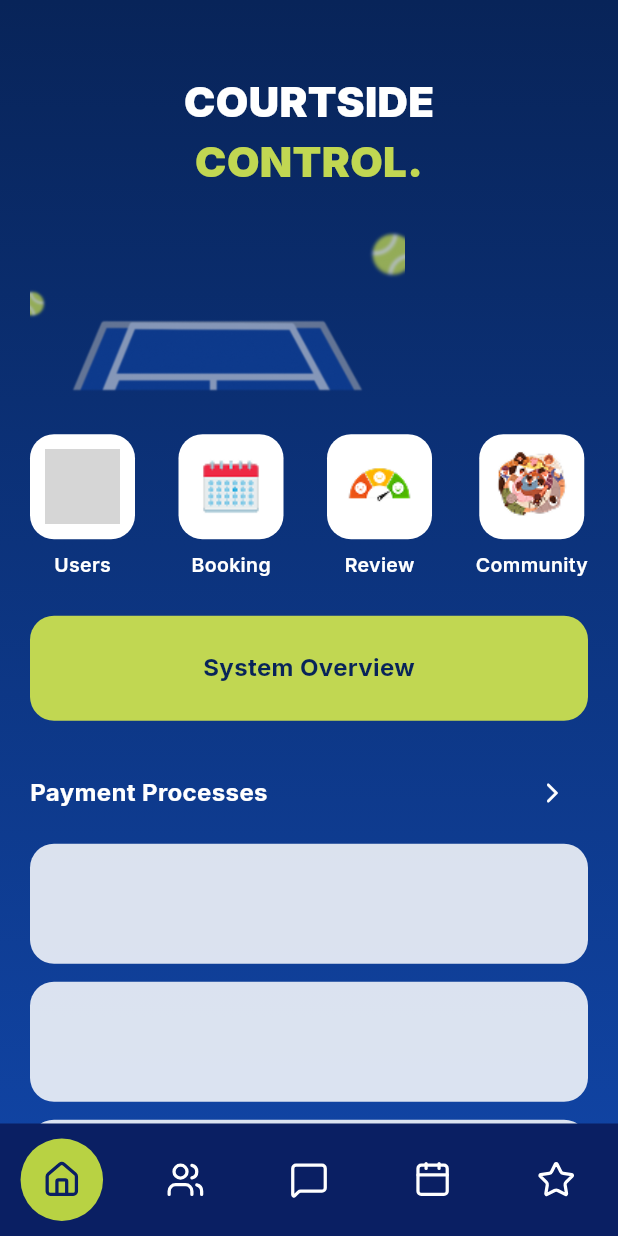
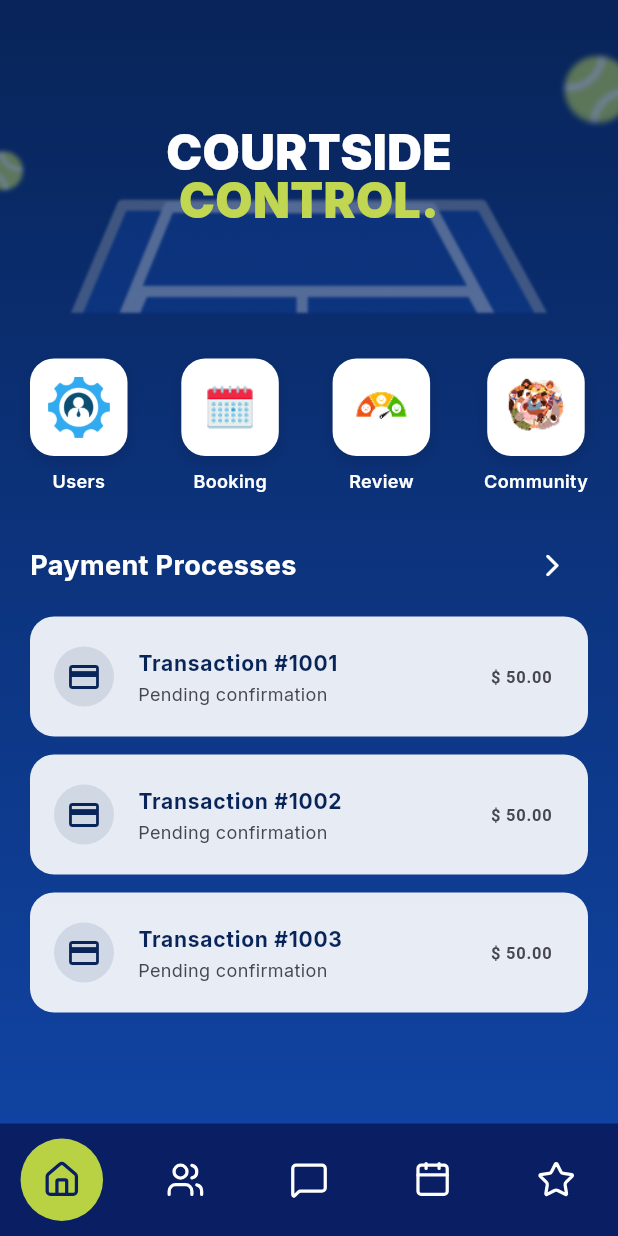
Before and after one commit to C10-2025/playserve-mobile, a Flutter app: the HomePageAdmin screen opened directly, on a phone screen of 412 x 824 dp. Run offline on Flutter 3.47's test engine with Material 3 defaults, Android fonts, the light colour scheme and no system bars; our stand-ins replace google_fonts, lucide_icons, shared_preferences; missing offline and left inert: pbp_django_auth; accounts and stored records are empty; grey boxes are pictures that could not be loaded.

Commit message:
ADMIN DONE

```diff
--- a/lib/authentication/screens/home_page.dart
+++ b/lib/authentication/screens/home_page.dart
@@ -22,7 +22,6 @@ class HomePage extends StatelessWidget {
                   const ProfileHeader(),
                   const SizedBox(height: 24),
 
-                  // 🎾 Slogan section
                   Center(
                     child: Column(
                       children: [
@@ -48,7 +47,6 @@ class HomePage extends StatelessWidget {
 
                   const SizedBox(height: 28),
 
-                  // 🔹 Feature buttons (Match, Booking, Review, Community)
                   Row(
                     mainAxisAlignment: MainAxisAlignment.spaceBetween,
                     children: [
@@ -73,7 +71,6 @@ class HomePage extends StatelessWidget {
 
                   const SizedBox(height: 24),
 
-                  // 🟩 Limegreen box section
                   Container(
                     height: 80,
                     width: double.infinity,
@@ -85,7 +82,6 @@ class HomePage extends StatelessWidget {
 
                   const SizedBox(height: 24),
 
-                  // ⚡ Popular Courts
                   Row(
                     mainAxisAlignment: MainAxisAlignment.spaceBetween,
                     children: [
@@ -106,7 +102,6 @@ class HomePage extends StatelessWidget {
                   ),
                   const SizedBox(height: 10),
 
-                  // Card placeholders
                   for (int i = 0; i < 3; i++)
                     Container(
                       height: 80,
@@ -124,7 +119,6 @@ class HomePage extends StatelessWidget {
           ),
         ),
 
-        // 🔻 Pakai navbar yang udah dibuat
         bottomNavigationBar: const MainNavbar(currentIndex: 0),
       ),
     );
--- a/lib/authentication/screens/home_page_admin.dart
+++ b/lib/authentication/screens/home_page_admin.dart
@@ -2,6 +2,7 @@ import 'package:flutter/material.dart';
 import 'package:google_fonts/google_fonts.dart';
 import 'package:playserve_mobile/global_theme.dart';
 import 'package:playserve_mobile/main_navbar_admin.dart';
+import 'package:playserve_mobile/profil/screens/delete_profile.dart';
 
 class HomePageAdmin extends StatelessWidget {
   const HomePageAdmin({super.key});
@@ -13,55 +14,72 @@ class HomePageAdmin extends StatelessWidget {
         backgroundColor: Colors.transparent,
         body: SafeArea(
           child: SingleChildScrollView(
-            padding: const EdgeInsets.symmetric(horizontal: 20, vertical: 24),
             child: Column(
-              crossAxisAlignment: CrossAxisAlignment.start,
+              crossAxisAlignment: CrossAxisAlignment.center,
               children: [
                 const SizedBox(height: 24),
 
-                // 🎾 Title Section
-                Center(
+                Stack(
+                  alignment: Alignment.center,
+                  children: [
+                    Opacity(
+                      opacity: 0.6,
+                      child: Image.asset(
+                        'assets/image/background.png',
+                        width: double.infinity,
+                        fit: BoxFit.fitWidth,
+                        errorBuilder: (context, error, stackTrace) {
+                          return const SizedBox(height: 150);
+                        },
+                      ),
+                    ),
+
+                    Padding(
+                      padding: const EdgeInsets.symmetric(vertical: 20),
                       child: Column(
                         children: [
                           Text(
                             "COURTSIDE",
                             style: GoogleFonts.inter(
-                          fontSize: 28,
+                              fontSize: 32,
                               fontWeight: FontWeight.w900,
                               color: Colors.white,
+                              height: 1.0,
                             ),
                           ),
                           Text(
                             "CONTROL.",
                             style: GoogleFonts.inter(
-                          fontSize: 28,
+                              fontSize: 32,
                               fontWeight: FontWeight.w900,
                               color: limegreen,
+                              height: 1.0,
                             ),
                           ),
                         ],
                       ),
                     ),
-
-                const SizedBox(height: 20),
-
-                Image.asset(
-                  'assets/image/background.png',
-                  width: 250,
-                  fit: BoxFit.contain,
+                  ],
                 ),
 
                 const SizedBox(height: 28),
 
-                // 🔹 Feature Buttons (Admin Tools)
+                Padding(
+                  padding: const EdgeInsets.symmetric(horizontal: 20),
+                  child: Column(
+                    children: [
                       Row(
                         mainAxisAlignment: MainAxisAlignment.spaceBetween,
+                        crossAxisAlignment: CrossAxisAlignment.start,
                         children: [
                           _FeatureButton(
-                      imagePath: 'assets/image/user_admin.png',
+                            imagePath: 'assets/image/users.png',
                             label: 'Users',
                             onTap: () {
-                        Navigator.pushNamed(context, '/admin/users');
+                              Navigator.push(
+                                context,
+                                MaterialPageRoute(builder: (context) => const DeleteProfilePage())
+                              );
                             },
                           ),
                           _FeatureButton(
@@ -90,29 +108,6 @@ class HomePageAdmin extends StatelessWidget {
 
                       const SizedBox(height: 24),
 
-                // 🟩 Highlight Box (Admin Quick Overview)
-                Container(
-                  height: 70,
-                  width: double.infinity,
-                  decoration: BoxDecoration(
-                    color: limegreen,
-                    borderRadius: BorderRadius.circular(16),
-                  ),
-                  child: Center(
-                    child: Text(
-                      "System Overview",
-                      style: GoogleFonts.inter(
-                        color: blue1,
-                        fontWeight: FontWeight.w700,
-                        fontSize: 16,
-                      ),
-                    ),
-                  ),
-                ),
-
-                const SizedBox(height: 24),
-
-                // ⚙️ Payment Processes Section
                       Row(
                         mainAxisAlignment: MainAxisAlignment.spaceBetween,
                         children: [
@@ -121,7 +116,7 @@ class HomePageAdmin extends StatelessWidget {
                             style: GoogleFonts.inter(
                               color: Colors.white,
                               fontWeight: FontWeight.w700,
-                        fontSize: 16,
+                              fontSize: 18,
                             ),
                           ),
                           IconButton(
@@ -130,7 +125,7 @@ class HomePageAdmin extends StatelessWidget {
                             },
                             icon: const Icon(
                               Icons.arrow_forward_ios_rounded,
-                        size: 16,
+                              size: 18,
                               color: Colors.white,
                             ),
                           ),
@@ -139,14 +134,28 @@ class HomePageAdmin extends StatelessWidget {
 
                       const SizedBox(height: 10),
 
-                // Payment cards (placeholder)
                       for (int i = 0; i < 3; i++)
                         Container(
                           height: 80,
                           margin: const EdgeInsets.only(bottom: 12),
                           decoration: BoxDecoration(
-                      color: Colors.white.withOpacity(0.85),
+                            color: Colors.white.withOpacity(0.9),
                             borderRadius: BorderRadius.circular(16),
+                          ),
+                          child: Center(
+                            child: ListTile(
+                              leading: CircleAvatar(
+                                backgroundColor: blue1.withOpacity(0.1),
+                                child: const Icon(Icons.payment, color: blue1),
+                              ),
+                              title: Text(
+                                // TODO BOOKING
+                                "Transaction #${1001 + i}",
+                                style: GoogleFonts.inter(fontWeight: FontWeight.bold, color: blue1),
+                              ),
+                              subtitle: Text("Pending confirmation", style: GoogleFonts.inter(fontSize: 12)),
+                              trailing: const Text("\$ 50.00", style: TextStyle(fontWeight: FontWeight.bold)),
+                            ),
                           ),
                         ),
 
@@ -154,8 +163,10 @@ class HomePageAdmin extends StatelessWidget {
                     ],
                   ),
                 ),
+              ],
             ),
-
+          ),
+        ),
         bottomNavigationBar: const MainNavbarAdmin(currentIndex: 0),
       ),
     );
@@ -180,15 +191,26 @@ class _FeatureButton extends StatelessWidget {
       child: Column(
         children: [
           Container(
-            height: 70,
-            width: 70,
+            height: 65,
+            width: 65,
             decoration: BoxDecoration(
               color: Colors.white,
               borderRadius: BorderRadius.circular(16),
+              boxShadow: [
+                BoxShadow(
+                  color: Colors.black.withOpacity(0.1),
+                  blurRadius: 8,
+                  offset: const Offset(0, 4),
+                )
+              ]
             ),
             child: Padding(
-              padding: const EdgeInsets.all(10),
-              child: Image.asset(imagePath, fit: BoxFit.contain),
+              padding: const EdgeInsets.all(12),
+              child: Image.asset(
+                imagePath,
+                fit: BoxFit.contain,
+                errorBuilder: (context, error, stackTrace) => const Icon(Icons.error, color: Colors.grey),
+              ),
             ),
           ),
           const SizedBox(height: 8),
@@ -197,7 +219,7 @@ class _FeatureButton extends StatelessWidget {
             style: GoogleFonts.inter(
               color: Colors.white,
               fontWeight: FontWeight.w600,
-              fontSize: 13,
+              fontSize: 12,
             ),
           ),
         ],
--- a/lib/header.dart
+++ b/lib/header.dart
@@ -37,7 +37,6 @@ class _ProfileHeaderState extends State<ProfileHeader> {
           avatar = response["avatar"] ?? "image/avatar1.svg";
         });
 
-        // Cache di SharedPreferences
         final prefs = await SharedPreferences.getInstance();
         await prefs.setString("username", username);
         await prefs.setString("rank", rank);
--- a/lib/main_navbar_admin.dart
+++ b/lib/main_navbar_admin.dart
@@ -1,6 +1,7 @@
 import 'package:flutter/material.dart';
 import 'package:lucide_icons/lucide_icons.dart';
 import 'package:playserve_mobile/authentication/screens/home_page_admin.dart';
+import 'package:playserve_mobile/profil/screens/delete_profile.dart';
 
 class MainNavbarAdmin extends StatelessWidget {
   final int currentIndex;
@@ -28,26 +29,26 @@ class MainNavbarAdmin extends StatelessWidget {
             _buildNavItem(
               context,
               index: 1,
-              icon: LucideIcons.users, // 👥 untuk manage users
-              // page: const ManageUsersPage(),
+              icon: LucideIcons.users,
+              page: const DeleteProfilePage(),
             ),
             _buildNavItem(
               context,
               index: 2,
               icon: LucideIcons.messageSquare,
-              // page: const CommunityPage(),
+
             ),
             _buildNavItem(
               context,
               index: 3,
-              icon: LucideIcons.calendar, // 🔁 Ganti 'calendarEdit'
-              // page: const BookingPage(),
+              icon: LucideIcons.calendar,
+
             ),
             _buildNavItem(
               context,
               index: 4,
               icon: LucideIcons.star,
-              // page: const FavoritesPage(),
+
             ),
           ],
         ),
--- a/lib/profil/screens/edit_profile_screen.dart
+++ b/lib/profil/screens/edit_profile_screen.dart
@@ -60,7 +60,6 @@ class _EditProfileScreenState extends State<EditProfileScreen> {
           _selectedAvatar = response["avatar"] ?? "image/avatar1.svg";
         });
 
-        // 🔹 Simpan ke SharedPreferences (cache)
         final prefs = await SharedPreferences.getInstance();
         await prefs.setString('username', response["username"]);
         await prefs.setString('instagram', response["instagram"] ?? "");
@@ -151,7 +150,6 @@ class _EditProfileScreenState extends State<EditProfileScreen> {
                 child: Column(
                   mainAxisSize: MainAxisSize.min,
                   children: [
-                    // Avatar
                     CircleAvatar(
                       radius: 50,
                       backgroundImage: AssetImage(avatarPath),
@@ -186,7 +184,6 @@ class _EditProfileScreenState extends State<EditProfileScreen> {
                     ),
                     const SizedBox(height: 24),
 
-                    // Instagram Field
                     TextField(
                       controller: _instagramController,
                       style: const TextStyle(color: Colors.black),
@@ -203,7 +200,6 @@ class _EditProfileScreenState extends State<EditProfileScreen> {
                     ),
                     const SizedBox(height: 16),
 
-                    // Location dropdown
                     DropdownButtonFormField<String>(
                       value: _selectedLocation,
                       decoration: InputDecoration(
@@ -228,7 +224,6 @@ class _EditProfileScreenState extends State<EditProfileScreen> {
 
                     const SizedBox(height: 28),
 
-                    // Save Button
                     _isLoading
                         ? const CircularProgressIndicator(color: Color(0xFFB8D243))
                         : ElevatedButton(
@@ -249,7 +244,6 @@ class _EditProfileScreenState extends State<EditProfileScreen> {
                           ),
                     const SizedBox(height: 16),
 
-                    // Logout Button
                     _isLoggingOut
                         ? const CircularProgressIndicator(color: blue1)
                         : ElevatedButton(
--- a/pubspec.yaml
+++ b/pubspec.yaml
@@ -42,3 +42,4 @@ flutter:
     - assets/image/review.png
     - assets/image/community.png
     - assets/image/booking.png
+    - assets/image/users.png
```
Also changed, not shown: lib/authentication/screens/intro.dart (+0 -8 lines), lib/authentication/screens/login.dart (+4 -16 lines), lib/authentication/screens/register.dart (+0 -12 lines), lib/main_navbar.dart (+6 -6 lines), lib/profil/screens/delete_profile.dart (+250 -0 lines), lib/profil/screens/scroll_behavior.dart (added, +11 -0 lines), assets/image/users.png (added). Lines whose indentation alone changed are shown as unchanged.
